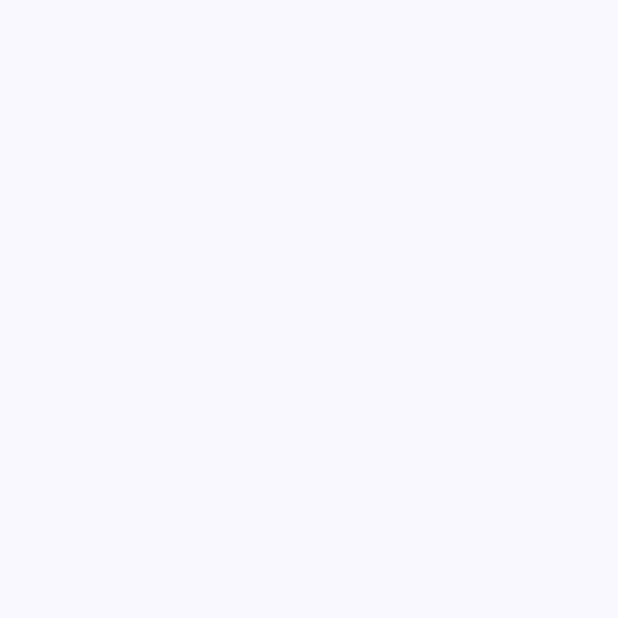
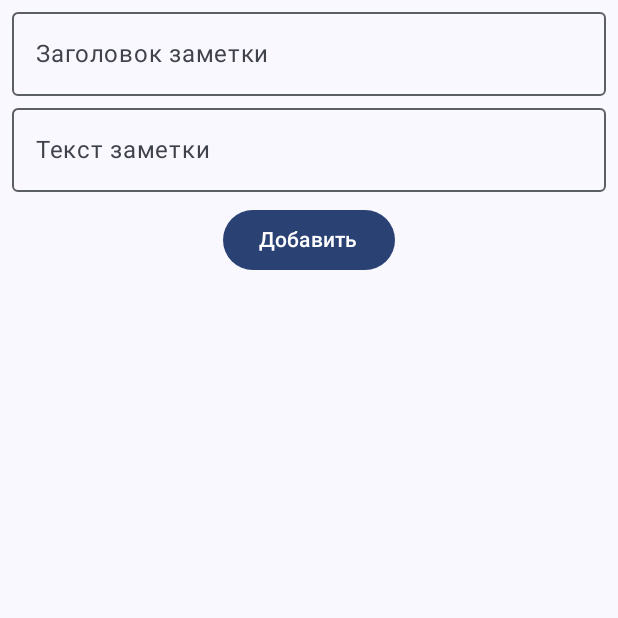
Before and after one commit to Smak2025/Notes09-46x, an Android app built with Jetpack Compose: the screen it shows after launch (MainActivity), on a phone screen of 412 x 824 dp, the top half of it. Before the commit the part shown is empty. Run offline under Robolectric (Android 15) with nearby library versions, the phone set to English and light mode, and no system bars; our stand-ins replace Room's generated code.

Commit message:
Lection 20.11

```diff
--- a/app/src/main/java/ru/gr09462/notes/MainActivity.kt
+++ b/app/src/main/java/ru/gr09462/notes/MainActivity.kt
@@ -4,23 +4,58 @@ import android.os.Bundle
 import androidx.activity.ComponentActivity
 import androidx.activity.compose.setContent
 import androidx.activity.enableEdgeToEdge
+import androidx.activity.viewModels
+import androidx.compose.foundation.layout.Column
 import androidx.compose.foundation.layout.fillMaxSize
+import androidx.compose.foundation.layout.fillMaxWidth
 import androidx.compose.foundation.layout.padding
+import androidx.compose.foundation.lazy.LazyColumn
+import androidx.compose.foundation.lazy.items
 import androidx.compose.material3.Scaffold
-import androidx.compose.material3.Text
-import androidx.compose.runtime.Composable
+import androidx.compose.runtime.collectAsState
+import androidx.compose.runtime.getValue
 import androidx.compose.ui.Modifier
-import androidx.compose.ui.tooling.preview.Preview
+import ru.gr09462.notes.domain.database.Note
+import ru.gr09462.notes.ui.MainViewModel
+import ru.gr09462.notes.ui.NewNotePanel
+import ru.gr09462.notes.ui.NoteCard
 import ru.gr09462.notes.ui.theme.NotesTheme
 
 class MainActivity : ComponentActivity() {
+
+    private val viewModel: MainViewModel by viewModels()
+
     override fun onCreate(savedInstanceState: Bundle?) {
         super.onCreate(savedInstanceState)
         enableEdgeToEdge()
         setContent {
+
+            val notes by viewModel.notes.collectAsState(listOf())
+
             NotesTheme {
                 Scaffold(modifier = Modifier.fillMaxSize()) { innerPadding ->
-
+                    Column(
+                        modifier = Modifier.padding(innerPadding)
+                    ) {
+                        NewNotePanel(
+                            modifier = Modifier.fillMaxWidth(),
+                            onSaveNote = { title, text ->
+                                viewModel.saveNote(title, text)
+                            }
+                        )
+                        LazyColumn(
+                            modifier = Modifier.fillMaxSize()
+                        ) {
+                            items(notes){
+                                NoteCard(
+                                    it,
+                                    onDeleteNote = { note ->
+                                        viewModel.deleteNote(note)
+                                    },
+                                )
+                            }
+                        }
+                    }
                 }
             }
         }
--- a/app/src/main/java/ru/gr09462/notes/domain/database/NoteDatabase.kt
+++ b/app/src/main/java/ru/gr09462/notes/domain/database/NotesDatabase.kt
@@ -8,7 +8,7 @@ import androidx.room.RoomDatabase
 @Database(
     entities = [Note::class],
     version = 1,
-    exportSchema = false,
+    exportSchema = false
 )
 abstract class NotesDatabase : RoomDatabase() {
 
--- /dev/null
+++ b/app/src/main/java/ru/gr09462/notes/ui/MainViewModel.kt
@@ -0,0 +1,35 @@
+package ru.gr09462.notes.ui
+
+import android.app.Application
+import androidx.compose.runtime.getValue
+import androidx.compose.runtime.mutableStateOf
+import androidx.compose.runtime.setValue
+import androidx.lifecycle.AndroidViewModel
+import androidx.lifecycle.viewModelScope
+import kotlinx.coroutines.flow.Flow
+import kotlinx.coroutines.launch
+import ru.gr09462.notes.domain.database.Note
+import ru.gr09462.notes.domain.database.NoteDao
+import ru.gr09462.notes.domain.database.NotesDatabase
+
+class MainViewModel(app: Application) : AndroidViewModel(app) {
+    private val db: NotesDatabase = NotesDatabase.getInstance(app.applicationContext)
+    private val noteDao: NoteDao = db.noteDao()
+
+    val notes: Flow<List<Note>> = noteDao.getAll()
+
+    fun saveNote(title: String, text: String){
+        Note(title = title, text = text).also { note ->
+            viewModelScope.launch {
+                noteDao.insert(note)
+            }
+        }
+    }
+
+    fun deleteNote(note: Note){
+        viewModelScope.launch {
+            noteDao.delete(note)
+        }
+    }
+
+}
--- /dev/null
+++ b/app/src/main/java/ru/gr09462/notes/ui/UiComponents.kt
@@ -0,0 +1,112 @@
+package ru.gr09462.notes.ui
+
+import androidx.compose.foundation.clickable
+import androidx.compose.foundation.layout.Arrangement
+import androidx.compose.foundation.layout.Column
+import androidx.compose.foundation.layout.Row
+import androidx.compose.foundation.layout.fillMaxWidth
+import androidx.compose.foundation.layout.padding
+import androidx.compose.material3.Button
+import androidx.compose.material3.HorizontalDivider
+import androidx.compose.material3.OutlinedTextField
+import androidx.compose.material3.Surface
+import androidx.compose.material3.Text
+import androidx.compose.material3.TextButton
+import androidx.compose.runtime.Composable
+import androidx.compose.runtime.getValue
+import androidx.compose.runtime.mutableStateOf
+import androidx.compose.runtime.remember
+import androidx.compose.runtime.setValue
+import androidx.compose.ui.Alignment
+import androidx.compose.ui.Modifier
+import androidx.compose.ui.res.stringResource
+import androidx.compose.ui.tooling.preview.Preview
+import androidx.compose.ui.unit.dp
+import androidx.compose.ui.unit.sp
+import ru.gr09462.notes.R
+import ru.gr09462.notes.domain.database.Note
+import ru.gr09462.notes.ui.theme.NotesTheme
+import java.sql.Array
+
+@Composable
+fun NewNotePanel(
+    modifier: Modifier = Modifier,
+    onSaveNote: (String, String)->Unit = { _,_ -> },
+){
+    var title by remember { mutableStateOf("") }
+    var text by remember { mutableStateOf("") }
+
+    Surface(modifier = modifier){
+        Column(
+            modifier = Modifier.padding(8.dp),
+            verticalArrangement = Arrangement.spacedBy(8.dp),
+            horizontalAlignment = Alignment.CenterHorizontally,
+        ) {
+            OutlinedTextField(
+                value = title,
+                onValueChange = { title = it },
+                modifier = Modifier.fillMaxWidth(),
+                placeholder = { Text("Заголовок заметки") }
+            )
+            OutlinedTextField(
+                value = text,
+                onValueChange = { text = it },
+                modifier = Modifier.fillMaxWidth(),
+                placeholder = { Text("Текст заметки") }
+            )
+            Button(onClick = { onSaveNote(title, text) }) {
+                Text(stringResource(R.string.add_note))
+            }
+        }
+    }
+}
+
+@Preview
+@Composable
+fun NewNotePanelPreview(){
+    NotesTheme(darkTheme = true) {
+        NewNotePanel(modifier = Modifier.fillMaxWidth())
+    }
+}
+
+@Composable
+fun NoteCard(
+    note: Note,
+    modifier: Modifier = Modifier,
+    onDeleteNote: (Note)->Unit = {},
+){
+
+    Surface(modifier = modifier) {
+        Row(
+            verticalAlignment = Alignment.CenterVertically,
+        ) {
+            Column(
+                Modifier
+                    .weight(1f)
+                    .padding(8.dp),
+                verticalArrangement = Arrangement.spacedBy(12.dp)
+            ) {
+                Text(
+                    note.title,
+                    fontSize = 20.sp,
+                )
+                HorizontalDivider(thickness = 1.dp)
+                Text(note.text)
+            }
+            TextButton(
+                onClick = { onDeleteNote(note) },
+                modifier = Modifier.padding(4.dp),
+            ) {
+                Text("Удалить")
+            }
+        }
+    }
+}
+
+@Preview
+@Composable
+fun NoteCardPreview(){
+    NotesTheme(darkTheme = true) {
+        NoteCard(Note(0, "Заголовок заметки", "Текст заметки"))
+    }
+}
--- a/app/src/main/res/values/strings.xml
+++ b/app/src/main/res/values/strings.xml
@@ -1,3 +1,4 @@
 <resources>
     <string name="app_name">Notes</string>
+    <string name="add_note">Добавить</string>
 </resources>
```
